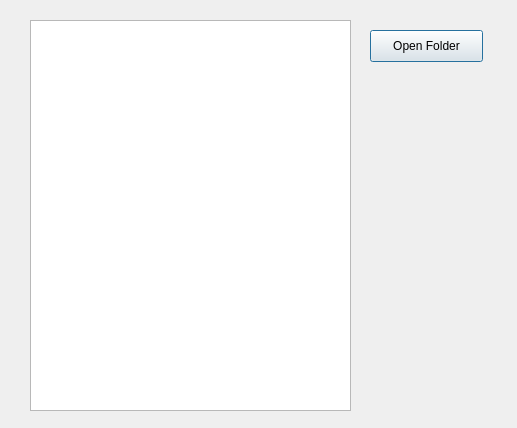
Before: the Qt Designer form App.ui in ssong80/ImageSearch, drawn with Qt 5.
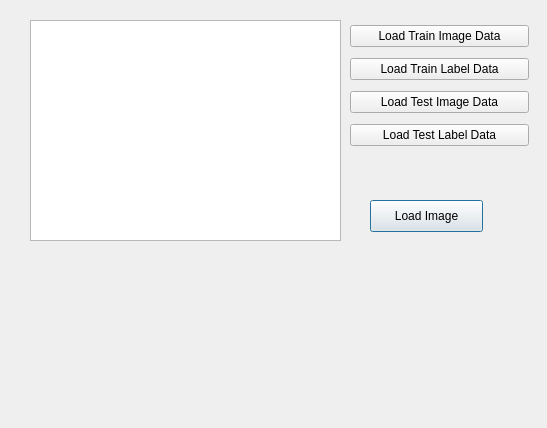
After: the same form once the commit is applied.

Patch:
```diff
--- a/App.ui
+++ b/App.ui
@@ -6,7 +6,7 @@
    <rect>
     <x>0</x>
     <y>0</y>
-    <width>517</width>
+    <width>547</width>
     <height>428</height>
    </rect>
   </property>
@@ -18,8 +18,8 @@
     <rect>
      <x>30</x>
      <y>20</y>
-     <width>321</width>
-     <height>391</height>
+     <width>311</width>
+     <height>221</height>
     </rect>
    </property>
   </widget>
@@ -27,15 +27,55 @@
    <property name="geometry">
     <rect>
      <x>370</x>
-     <y>30</y>
+     <y>200</y>
      <width>113</width>
      <height>32</height>
     </rect>
    </property>
    <property name="text">
-    <string>Open Folder</string>
+    <string>Load Image</string>
    </property>
   </widget>
+  <widget class="QWidget" name="">
+   <property name="geometry">
+    <rect>
+     <x>350</x>
+     <y>20</y>
+     <width>179</width>
+     <height>134</height>
+    </rect>
+   </property>
+   <layout class="QVBoxLayout" name="verticalLayout">
+    <item>
+     <widget class="QPushButton" name="pushButton_LoadTrainImageData">
+      <property name="text">
+       <string>Load Train Image Data</string>
+      </property>
+     </widget>
+    </item>
+    <item>
+     <widget class="QPushButton" name="pushButton_LoadTrainLabelData">
+      <property name="text">
+       <string>Load Train Label Data</string>
+      </property>
+     </widget>
+    </item>
+    <item>
+     <widget class="QPushButton" name="pushButton_LoadTestImageData">
+      <property name="text">
+       <string>Load Test Image Data</string>
+      </property>
+     </widget>
+    </item>
+    <item>
+     <widget class="QPushButton" name="pushButton_LoadTestLabelData">
+      <property name="text">
+       <string>Load Test Label Data</string>
+      </property>
+     </widget>
+    </item>
+   </layout>
+  </widget>
  </widget>
  <resources/>
  <connections/>
```
Left out of the diff: 2 changed lines with no effect on the pictures.
